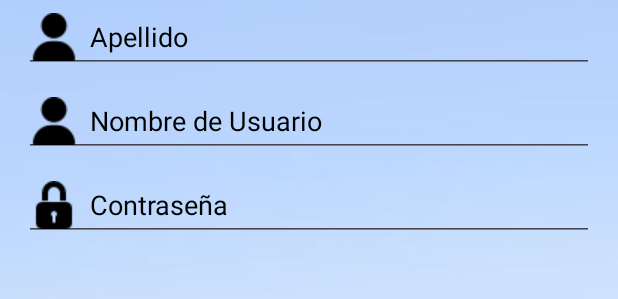
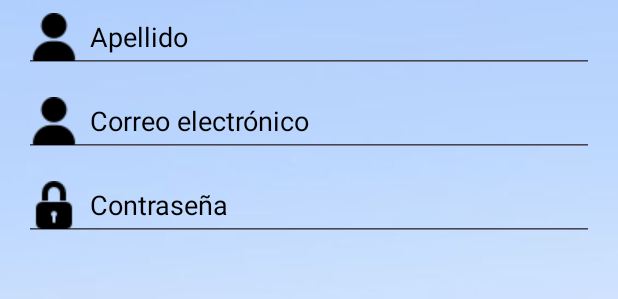
Before and after one commit to matibernal/TechSolutions, an Android app: the layout activity_registro_actvity.xml on its own in the app's theme, with its tools: preview values and no code run, on a phone screen of 412 x 824 dp. Shown: the part 377-676 px from the top of the screen. Run offline under Robolectric (Android 15) with nearby library versions, the phone set to English and light mode, and no system bars.

Commit message:
Registro activity, Firebase implementation

```diff
--- a/app/build.gradle.kts
+++ b/app/build.gradle.kts
@@ -6,7 +6,7 @@ plugins {
 
 android {
     namespace = "com.example.techsolutions"
-    compileSdk = 34
+    compileSdk = 36
 
     defaultConfig {
         applicationId = "com.example.techsolutions"
--- a/app/src/main/res/layout/activity_registro_actvity.xml
+++ b/app/src/main/res/layout/activity_registro_actvity.xml
@@ -44,7 +44,7 @@
             android:background="#000000" />
 
         <EditText
-            android:id="@+id/Nombre"
+            android:id="@+id/etNombre"
             android:layout_width="488dp"
             android:layout_height="48dp"
             android:layout_alignParentTop="true"
@@ -57,10 +57,10 @@
             android:textColorHint="#000000" />
 
         <EditText
-            android:id="@+id/Apellido"
+            android:id="@+id/etApellido"
             android:layout_width="488dp"
             android:layout_height="48dp"
-            android:layout_below="@id/Nombre"
+            android:layout_below="@id/etNombre"
             android:layout_marginTop="8dp"
             android:autofillHints="surname"
             android:drawableStart="@drawable/iconousuario"
@@ -70,23 +70,23 @@
             android:textColorHint="#000000" />
 
         <EditText
-            android:id="@+id/usernameRegistro"
+            android:id="@+id/etEmail"
             android:layout_width="488dp"
             android:layout_height="48dp"
-            android:layout_below="@id/Apellido"
+            android:layout_below="@id/etApellido"
             android:layout_marginTop="8dp"
             android:autofillHints="username"
             android:drawableStart="@drawable/iconousuario"
             android:drawablePadding="8dp"
-            android:hint="@string/usernameRegistro"
-            android:inputType="text"
+            android:hint="@string/emailUsuario"
+            android:inputType="textEmailAddress"
             android:textColorHint="#000000" />
 
         <EditText
-            android:id="@+id/passwordRegistro"
+            android:id="@+id/etPassword"
             android:layout_width="488dp"
             android:layout_height="48dp"
-            android:layout_below="@id/usernameRegistro"
+            android:layout_below="@id/etEmail"
             android:layout_marginTop="8dp"
             android:autofillHints="password"
             android:drawableStart="@drawable/iconoclave"
@@ -99,7 +99,7 @@
             android:id="@+id/btnAceptar"
             android:layout_width="150dp"
             android:layout_height="48dp"
-            android:layout_below="@id/passwordRegistro"
+            android:layout_below="@id/etPassword"
             android:layout_centerInParent="true"
             android:background="#000000"
             android:layout_marginTop="40dp"
--- a/app/src/main/res/values/strings.xml
+++ b/app/src/main/res/values/strings.xml
@@ -8,7 +8,7 @@
     <string name="descripcionIcono">Icono de una flecha para retroceder</string>
     <string name="registro">REGISTRO</string>
     <string name="nombre">Nombre</string>
-    <string name="usernameRegistro">Nombre de Usuario</string>
+    <string name="emailUsuario">Correo electrónico</string>
     <string name="contraseñaRegistro">Contraseña</string>
     <string name="aceptar">Aceptar</string>
     <string name="title_activity_main2">MainActivity2</string>
```
Also changed, not shown: app/src/main/java/com/example/techsolutions/RegistroActivity.java (+64 -3 lines).
